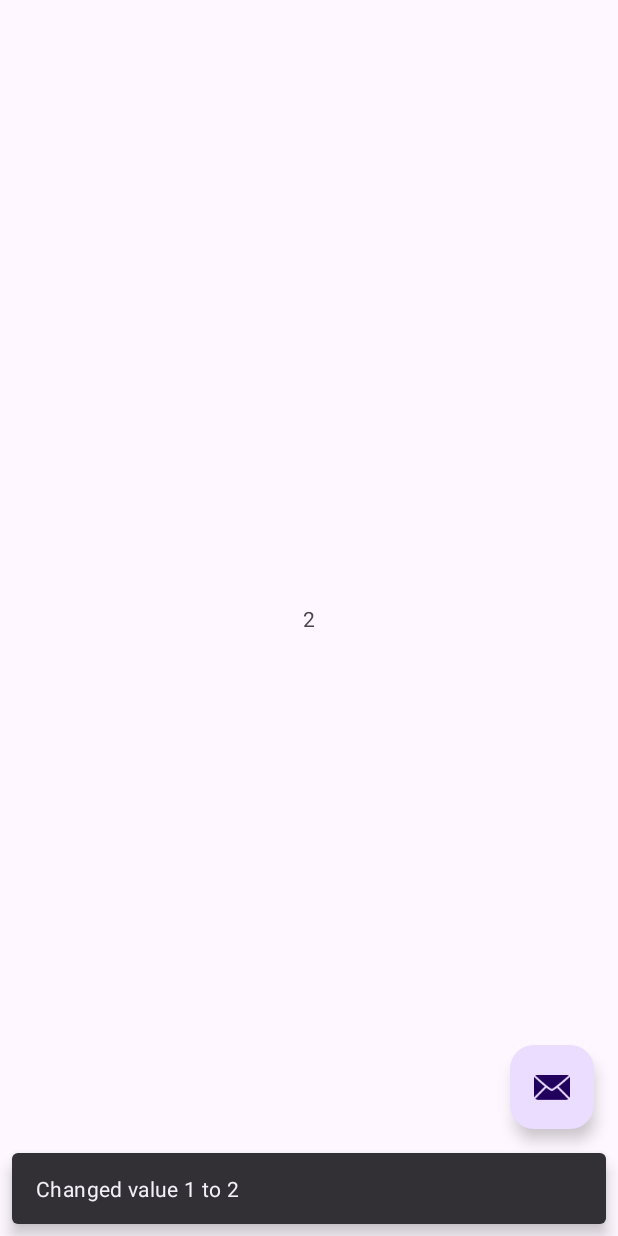
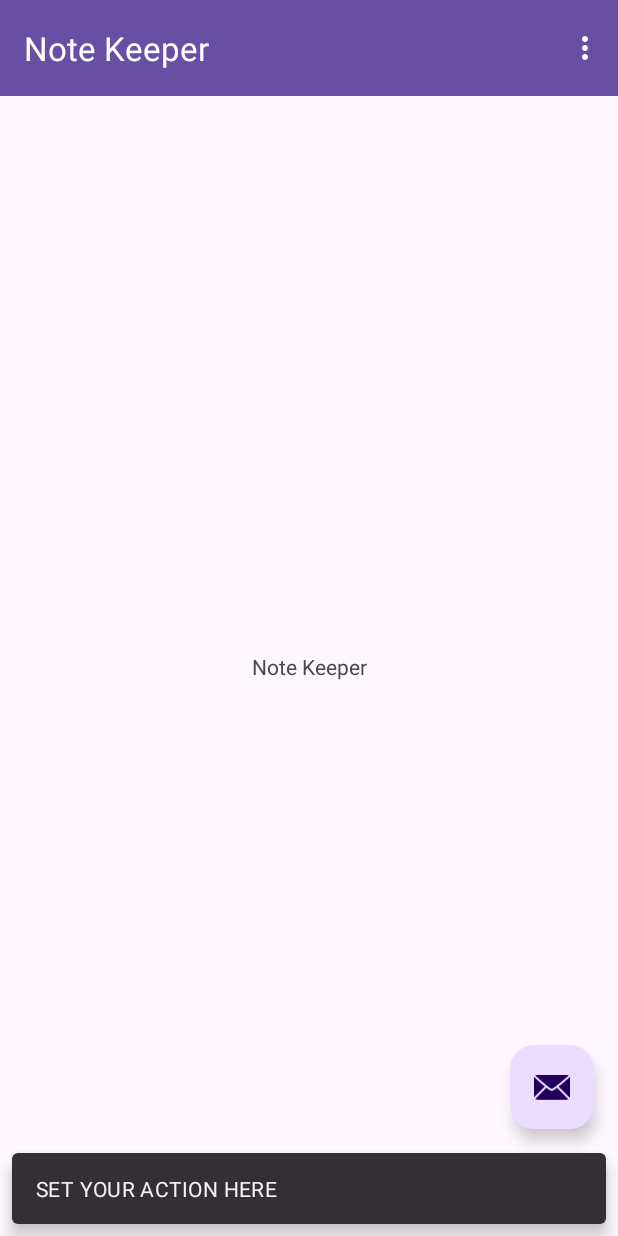
Before and after one commit to mohsinaliayub/notekeeper-android-java, an Android app: the screen it shows after launch (MainActivity), after a tap on "increase text value", on a phone screen of 412 x 824 dp. Run offline under Robolectric (Android 15) with nearby library versions, the phone set to English and light mode, and no system bars.

Commit message:
make project ready for feature development

```diff
--- a/app/src/main/java/com/mohsinayub/notekeeper/MainActivity.java
+++ b/app/src/main/java/com/mohsinayub/notekeeper/MainActivity.java
@@ -1,9 +1,11 @@
 package com.mohsinayub.notekeeper;
 
 import android.os.Bundle;
-import android.widget.TextView;
+import android.view.Menu;
+import android.view.MenuItem;
 
 import androidx.appcompat.app.AppCompatActivity;
+import androidx.appcompat.widget.Toolbar;
 
 import com.google.android.material.floatingactionbutton.FloatingActionButton;
 import com.google.android.material.snackbar.Snackbar;
@@ -14,26 +16,36 @@ public class MainActivity extends AppCompatActivity {
     protected void onCreate(Bundle savedInstanceState) {
         super.onCreate(savedInstanceState);
         setContentView(R.layout.activity_main);
+        Toolbar toolbar = findViewById(R.id.toolbar);
+        setSupportActionBar(toolbar);
 
         FloatingActionButton fab = findViewById(R.id.fab);
         fab.setOnClickListener(view -> {
-            TextView textView = findViewById(R.id.text_value);
-            String stringValue = textView.getText().toString();
-            int originalValue = Integer.parseInt(stringValue);
-            int newValue = MyWorker.doubleTheValue(originalValue);
-            stringValue = Integer.toString(newValue);
-            textView.setText(stringValue);
-
-            final String message = "Changed value " + originalValue + " to " + newValue;
+            final String message = "SET YOUR ACTION HERE";
             Snackbar.make(view, message, Snackbar.LENGTH_LONG)
-                    .setAction("Action", null)
                     .show();
         });
     }
-}
 
-class MyWorker {
-    public static int doubleTheValue(int value) {
-        return value * 2;
+    @Override
+    public boolean onCreateOptionsMenu(Menu menu) {
+        // Inflate the menu; this adds items to the action bar if it is present.
+        getMenuInflater().inflate(R.menu.menu_main, menu);
+        return true;
+    }
+
+    @Override
+    public boolean onOptionsItemSelected(MenuItem item) {
+        // Handle action bar item clicks here. The action bar will
+        // automatically handle clicks on the Home/Up button, so long
+        // as you specify a parent activity in AndroidManifest.xml.
+        int id = item.getItemId();
+
+        //noinspection SimplifiableIfStatement
+        if (id == R.id.action_settings) {
+            return true;
+        }
+
+        return super.onOptionsItemSelected(item);
     }
 }
--- a/app/src/main/res/layout/activity_main.xml
+++ b/app/src/main/res/layout/activity_main.xml
@@ -6,6 +6,21 @@
     android:layout_width="match_parent"
     android:layout_height="match_parent"
     tools:context=".MainActivity">
+
+    <com.google.android.material.appbar.AppBarLayout
+        android:layout_width="match_parent"
+        android:layout_height="wrap_content"
+        android:fitsSystemWindows="true"
+        android:theme="@style/AppTheme.AppBarOverlay">
+
+        <com.google.android.material.appbar.MaterialToolbar
+            android:id="@+id/toolbar"
+            android:layout_width="match_parent"
+            android:layout_height="?attr/actionBarSize"
+            android:background="?attr/colorPrimary"
+            app:popupTheme="@style/AppTheme.PopupOverlay"/>
+
+    </com.google.android.material.appbar.AppBarLayout>
 
     <include layout="@layout/content_main" />
 
--- a/app/src/main/res/layout/content_main.xml
+++ b/app/src/main/res/layout/content_main.xml
@@ -13,7 +13,7 @@
         android:id="@+id/text_value"
         android:layout_width="wrap_content"
         android:layout_height="wrap_content"
-        android:text="1"
+        android:text="@string/app_name"
         app:layout_constraintBottom_toBottomOf="parent"
         app:layout_constraintLeft_toLeftOf="parent"
         app:layout_constraintRight_toRightOf="parent"
--- /dev/null
+++ b/app/src/main/res/menu/menu_main.xml
@@ -0,0 +1,11 @@
+<?xml version="1.0" encoding="utf-8"?>
+<menu xmlns:android="http://schemas.android.com/apk/res/android"
+    xmlns:app="http://schemas.android.com/apk/res-auto"
+    xmlns:tools="http://schemas.android.com/tools"
+    tools:context="com.mohsinayub.myapplication.MainActivity">
+    <item
+        android:id="@+id/action_settings"
+        android:orderInCategory="100"
+        android:title="@string/action_settings"
+        app:showAsAction="never" />
+</menu>
--- a/app/src/main/res/values/colors.xml
+++ b/app/src/main/res/values/colors.xml
@@ -2,4 +2,7 @@
 <resources>
     <color name="black">#FF000000</color>
     <color name="white">#FFFFFFFF</color>
+    <color name="colorPrimary">#3F51B5</color>
+    <color name="colorPrimaryDark">#303F9F</color>
+    <color name="colorAccent">#FF4081</color>
 </resources>
--- a/app/src/main/res/values/strings.xml
+++ b/app/src/main/res/values/strings.xml
@@ -1,4 +1,5 @@
 <resources>
     <string name="app_name">Note Keeper</string>
+    <string name="action_settings">Settings</string>
     <string name="fab_content_description">increase text value</string>
 </resources>
--- a/app/src/main/res/values/themes.xml
+++ b/app/src/main/res/values/themes.xml
@@ -6,4 +6,21 @@
     </style>
 
     <style name="Theme.NoteKeeper" parent="Base.Theme.NoteKeeper" />
+
+    <!-- Base application theme. -->
+    <style name="AppTheme" parent="Theme.AppCompat.Light.DarkActionBar">
+        <!-- Customize your theme here. -->
+        <item name="colorPrimary">@color/colorPrimary</item>
+        <item name="colorPrimaryDark">@color/colorPrimaryDark</item>
+        <item name="colorAccent">@color/colorAccent</item>
+    </style>
+
+    <style name="AppTheme.NoActionBar">
+        <item name="windowActionBar">false</item>
+        <item name="windowNoTitle">true</item>
+    </style>
+
+    <style name="AppTheme.AppBarOverlay" parent="ThemeOverlay.AppCompat.Dark.ActionBar"/>
+
+    <style name="AppTheme.PopupOverlay" parent="ThemeOverlay.AppCompat.Light"/>
 </resources>
```
